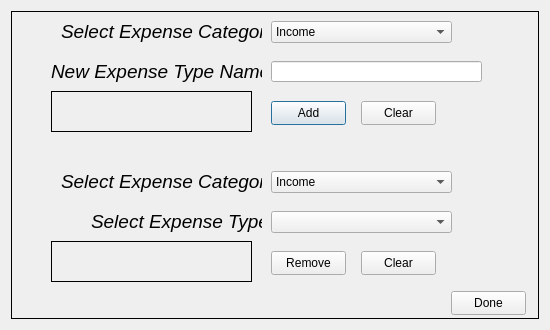
Qt form rsrc/UI/EditCategoryPopUp.ui (Winkelmann17/BudgetTool-Python) before a commit.
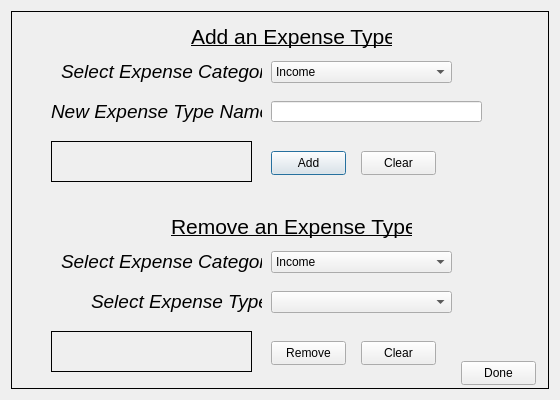
The same form after that commit.

Commit message: Added input validation and updated UI for EditCategory

```diff
--- a/rsrc/UI/EditCategoryPopUp.ui
+++ b/rsrc/UI/EditCategoryPopUp.ui
@@ -6,8 +6,8 @@
    <rect>
     <x>0</x>
     <y>0</y>
-    <width>550</width>
-    <height>330</height>
+    <width>560</width>
+    <height>400</height>
    </rect>
   </property>
   <property name="sizePolicy">
@@ -18,14 +18,14 @@
   </property>
   <property name="minimumSize">
    <size>
-    <width>550</width>
-    <height>330</height>
+    <width>560</width>
+    <height>400</height>
    </size>
   </property>
   <property name="maximumSize">
    <size>
-    <width>550</width>
-    <height>330</height>
+    <width>560</width>
+    <height>400</height>
    </size>
   </property>
   <property name="windowTitle">
@@ -53,7 +53,7 @@
       <property name="geometry">
        <rect>
         <x>40</x>
-        <y>80</y>
+        <y>130</y>
         <width>201</width>
         <height>41</height>
        </rect>
@@ -78,7 +78,7 @@
       <property name="geometry">
        <rect>
         <x>260</x>
-        <y>10</y>
+        <y>50</y>
         <width>181</width>
         <height>22</height>
        </rect>
@@ -136,7 +136,7 @@
       <property name="geometry">
        <rect>
         <x>350</x>
-        <y>90</y>
+        <y>140</y>
         <width>75</width>
         <height>24</height>
        </rect>
@@ -152,7 +152,7 @@
       <property name="geometry">
        <rect>
         <x>40</x>
-        <y>40</y>
+        <y>80</y>
         <width>211</width>
         <height>41</height>
        </rect>
@@ -168,7 +168,7 @@
       <property name="geometry">
        <rect>
         <x>260</x>
-        <y>50</y>
+        <y>90</y>
         <width>211</width>
         <height>21</height>
        </rect>
@@ -181,7 +181,7 @@
       <property name="geometry">
        <rect>
         <x>260</x>
-        <y>90</y>
+        <y>140</y>
         <width>75</width>
         <height>24</height>
        </rect>
@@ -194,7 +194,7 @@
       <property name="geometry">
        <rect>
         <x>80</x>
-        <y>190</y>
+        <y>270</y>
         <width>171</width>
         <height>41</height>
        </rect>
@@ -209,8 +209,8 @@
      <widget class="QPushButton" name="doneButton">
       <property name="geometry">
        <rect>
-        <x>440</x>
-        <y>280</y>
+        <x>450</x>
+        <y>350</y>
         <width>75</width>
         <height>24</height>
        </rect>
@@ -226,7 +226,7 @@
       <property name="geometry">
        <rect>
         <x>50</x>
-        <y>0</y>
+        <y>40</y>
         <width>201</width>
         <height>41</height>
        </rect>
@@ -242,7 +242,7 @@
       <property name="geometry">
        <rect>
         <x>260</x>
-        <y>200</y>
+        <y>280</y>
         <width>181</width>
         <height>22</height>
        </rect>
@@ -255,7 +255,7 @@
       <property name="geometry">
        <rect>
         <x>50</x>
-        <y>150</y>
+        <y>230</y>
         <width>201</width>
         <height>41</height>
        </rect>
@@ -271,7 +271,7 @@
       <property name="geometry">
        <rect>
         <x>260</x>
-        <y>160</y>
+        <y>240</y>
         <width>181</width>
         <height>22</height>
        </rect>
@@ -329,7 +329,7 @@
       <property name="geometry">
        <rect>
         <x>260</x>
-        <y>240</y>
+        <y>330</y>
         <width>75</width>
         <height>24</height>
        </rect>
@@ -345,7 +345,7 @@
       <property name="geometry">
        <rect>
         <x>40</x>
-        <y>230</y>
+        <y>320</y>
         <width>201</width>
         <height>41</height>
        </rect>
@@ -370,7 +370,7 @@
       <property name="geometry">
        <rect>
         <x>350</x>
-        <y>240</y>
+        <y>330</y>
         <width>75</width>
         <height>24</height>
        </rect>
@@ -382,6 +382,32 @@
        <bool>false</bool>
       </property>
      </widget>
+     <widget class="QLabel" name="label">
+      <property name="geometry">
+       <rect>
+        <x>160</x>
+        <y>200</y>
+        <width>241</width>
+        <height>31</height>
+       </rect>
+      </property>
+      <property name="text">
+       <string>&lt;html&gt;&lt;head/&gt;&lt;body&gt;&lt;p&gt;&lt;span style=&quot; font-size:16pt; text-decoration: underline;&quot;&gt;Remove an Expense Type&lt;/span&gt;&lt;/p&gt;&lt;/body&gt;&lt;/html&gt;</string>
+      </property>
+     </widget>
+     <widget class="QLabel" name="label_2">
+      <property name="geometry">
+       <rect>
+        <x>180</x>
+        <y>10</y>
+        <width>201</width>
+        <height>31</height>
+       </rect>
+      </property>
+      <property name="text">
+       <string>&lt;html&gt;&lt;head/&gt;&lt;body&gt;&lt;p&gt;&lt;span style=&quot; font-size:16pt; text-decoration: underline;&quot;&gt;Add an Expense Type&lt;/span&gt;&lt;/p&gt;&lt;/body&gt;&lt;/html&gt;</string>
+      </property>
+     </widget>
     </widget>
    </item>
   </layout>
```
Left out of the diff: 2 changed lines with no effect on the pictures. The commit also changes 2 other files.
